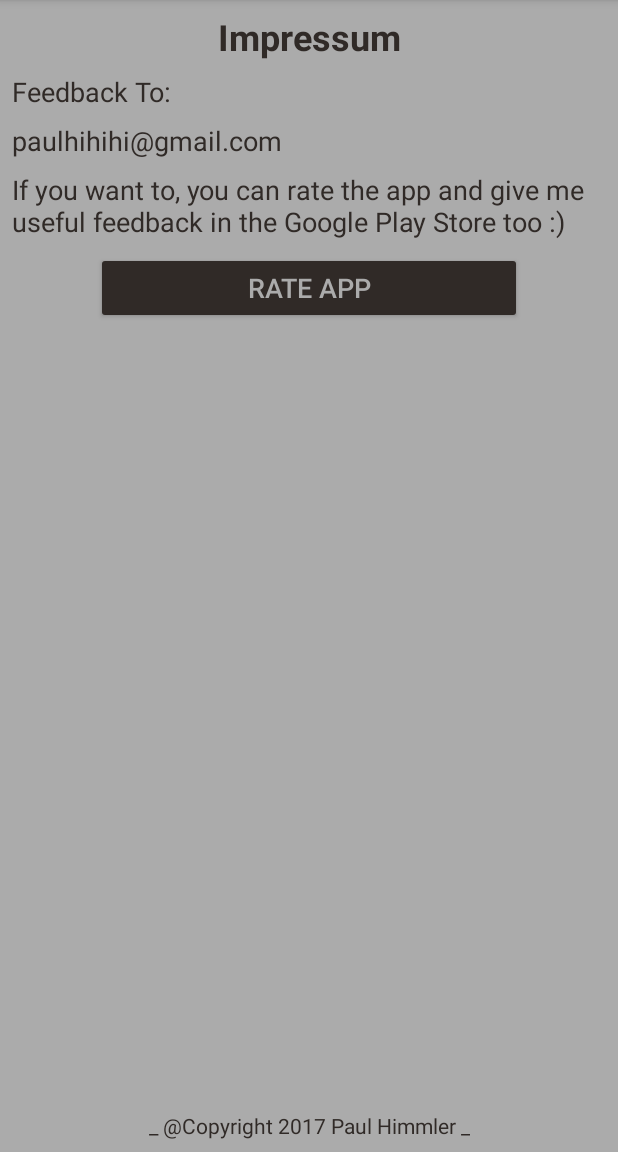
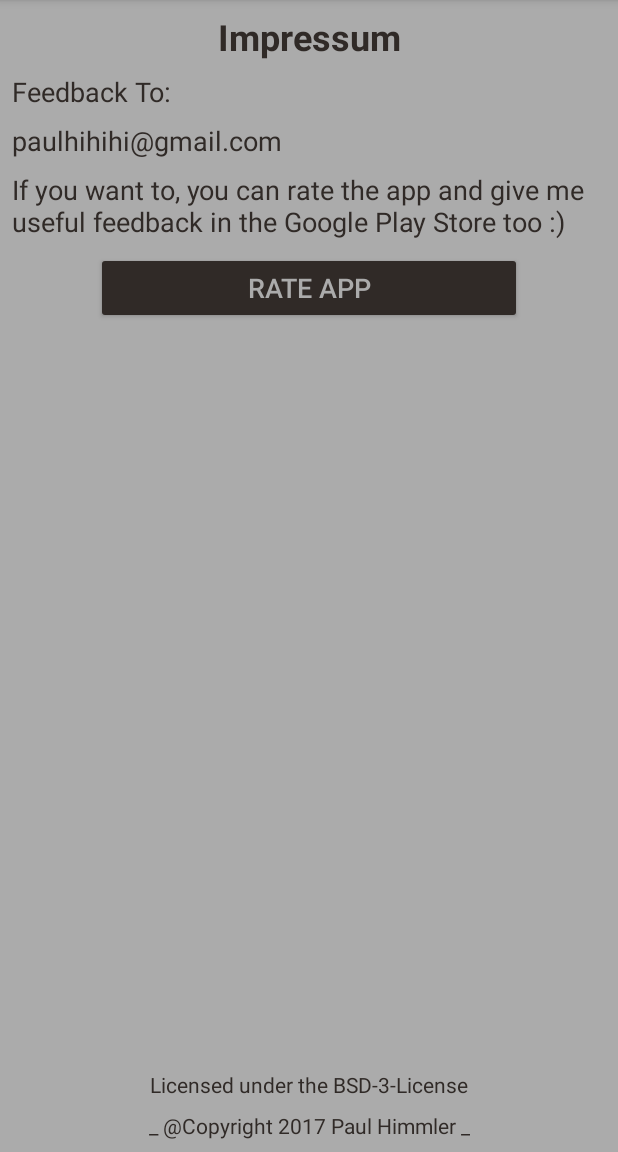
Before and after one commit to Paul-Hi/Tiles, an Android app: the ImpressumActivity screen opened directly, with no data from a screen before it, on a phone screen of 412 x 824 dp, the part 84-1236 px from its top. Run offline under Robolectric (Android 15) with nearby library versions, the phone set to English and light mode, and no system bars.

Commit message:
Minor changes for Release 1.5

```diff
--- a/app/build.gradle
+++ b/app/build.gradle
@@ -7,8 +7,8 @@ android {
         applicationId "pit.opengles"
         minSdkVersion 21
         targetSdkVersion 25
-        versionCode 7
-        versionName "1.45"
+        versionCode 8
+        versionName "1.5"
         testInstrumentationRunner "android.support.test.runner.AndroidJUnitRunner"
     }
     buildTypes {
--- a/app/src/main/java/pit/opengles/WallpaperMainActivity.java
+++ b/app/src/main/java/pit/opengles/WallpaperMainActivity.java
@@ -304,13 +304,13 @@ public class WallpaperMainActivity extends Activity {
 
         //ANIMATION SPEED SLIDER
         SeekBar animSpeed = (SeekBar) findViewById(R.id.animationSpeedSlider);
-        Float currentSpeed = prefs.getFloat("animSpeed", 0.2f);
-        animSpeed.setProgress((int)(currentSpeed * 50));
+        Float currentSpeed = prefs.getFloat("animSpeed", 0.5f);
+        animSpeed.setProgress((int)(currentSpeed * 100));
         animSpeed.setOnSeekBarChangeListener(new SeekBar.OnSeekBarChangeListener() {
             @Override
             public void onProgressChanged(SeekBar seekBar, int progress, boolean fromUser) {
                 changedSpeed = true;
-                float animSpeed = progress/50.0f;
+                float animSpeed = progress/100.0f;
                 _mRenderer.changeAnimationSpeed(animSpeed);
                 editor.putFloat("animSpeed", animSpeed);
             }
--- a/app/src/main/res/layout/impressum_activity.xml
+++ b/app/src/main/res/layout/impressum_activity.xml
@@ -63,10 +63,23 @@
         android:layout_marginBottom="8dp"
         android:layout_marginEnd="8dp"
         android:layout_marginStart="8dp"
-        android:layout_marginTop="8dp"
         android:text="@string/copyright"
         android:textColor="@color/colorPrimaryDark"
         app:layout_constraintBottom_toBottomOf="parent"
+        app:layout_constraintEnd_toEndOf="parent"
+        app:layout_constraintStart_toStartOf="parent" />
+
+    <TextView
+        android:id="@+id/textView4"
+        android:layout_width="wrap_content"
+        android:layout_height="wrap_content"
+        android:layout_marginBottom="8dp"
+        android:layout_marginEnd="8dp"
+        android:layout_marginStart="8dp"
+        android:layout_marginTop="8dp"
+        android:text="@string/license"
+        android:textColor="@color/colorPrimaryDark"
+        app:layout_constraintBottom_toTopOf="@+id/textView5"
         app:layout_constraintEnd_toEndOf="parent"
         app:layout_constraintStart_toStartOf="parent"
         app:layout_constraintTop_toBottomOf="@+id/rate"
--- a/app/src/main/res/values/strings.xml
+++ b/app/src/main/res/values/strings.xml
@@ -40,5 +40,6 @@
     <string name="mail">paulhihihi@gmail.com</string>
     <string name="rateText">If you want to, you can rate the app and give me useful feedback in the Google Play Store too :)</string>
     <string name="rateButton">Rate App</string>
+    <string name="license">Licensed under the BSD-3-License</string>
     <string name="copyright">_ @Copyright 2017 Paul Himmler _</string>
 </resources>
```
Also changed, not shown: app/src/main/java/pit/opengles/GLESPlaneAnimatedRenderer.java (+12 -13 lines), app/src/main/res/drawable/blue.png (renamed from app/src/main/res/drawable/newblue.png), app/src/main/res/drawable/colorful.png (renamed from app/src/main/res/drawable/newcolorful.png), app/src/main/res/drawable/green.png (renamed from app/src/main/res/drawable/newgreen.png), app/src/main/res/drawable/mask.png (renamed from app/src/main/res/drawable/newmask.png), app/src/main/res/drawable/pink.png (renamed from app/src/main/res/drawable/newpink.png), app/src/main/res/drawable/red.png (renamed from app/src/main/res/drawable/newred.png), 2 other files.
